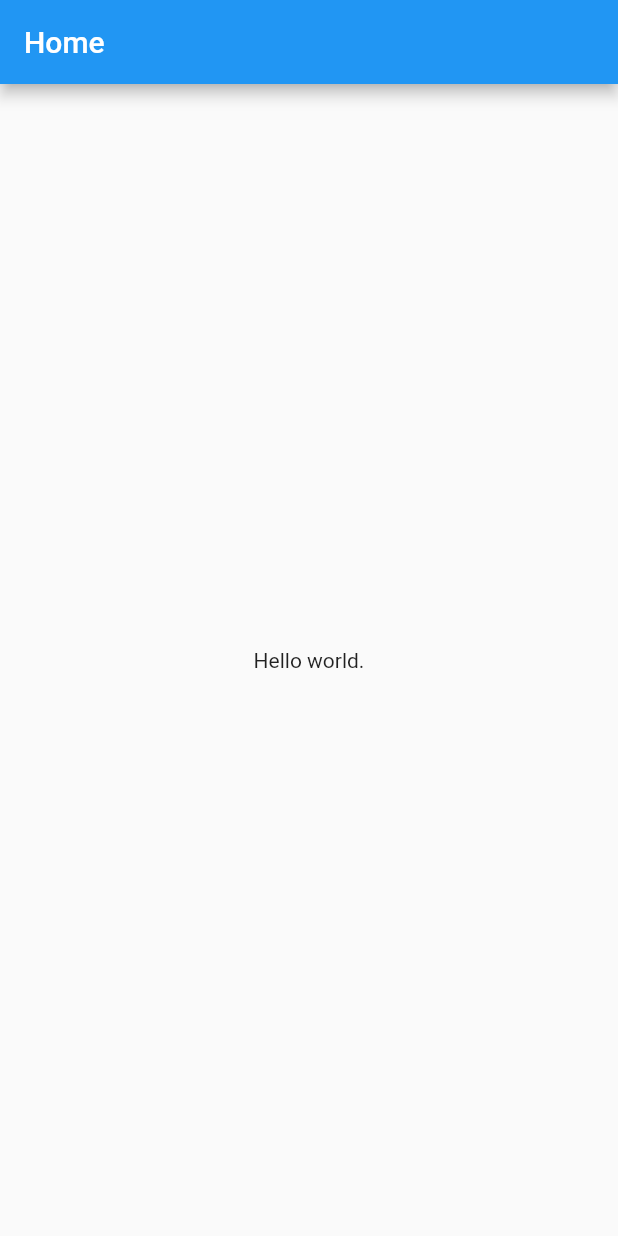
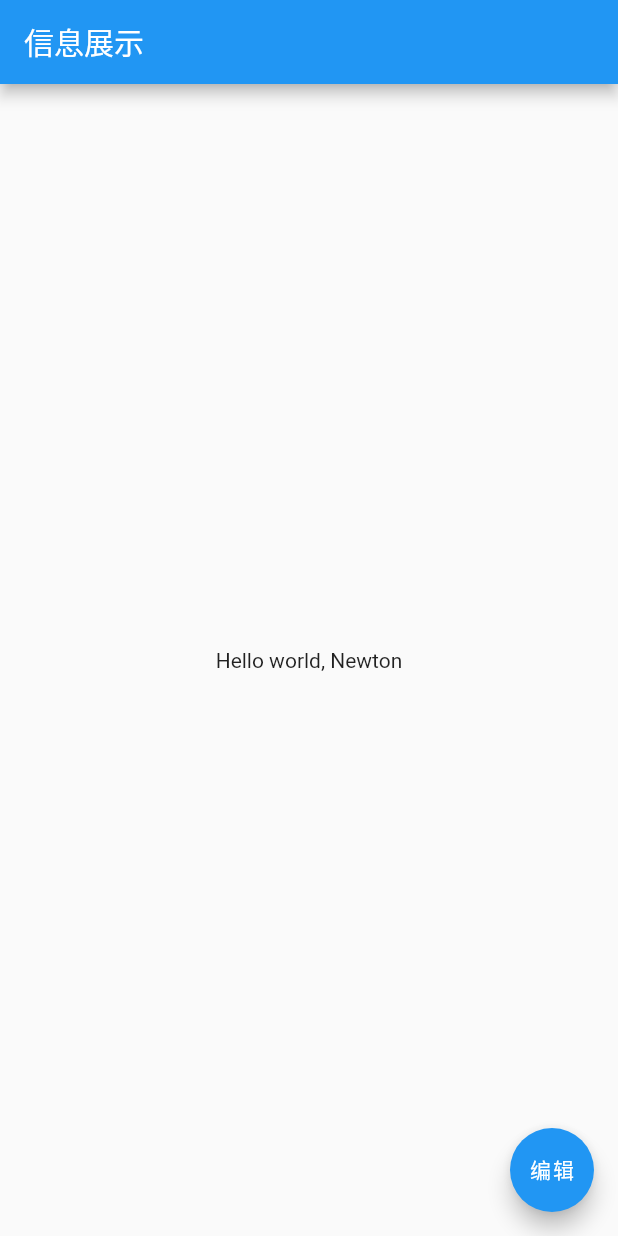
Before and after one commit to MarshalW/flutter_examples, a Flutter app: the screen it shows after launch, on a phone screen of 412 x 824 dp. Run offline on Flutter 3.47's test engine with Material 2 defaults, Android fonts, the phone set to English and light mode, and no system bars.

Commit message:
finished homework

```diff
--- a/lib/main.dart
+++ b/lib/main.dart
@@ -1,31 +1,103 @@
+// https://medium.com/@mehmetf_71205/inheriting-widgets-b7ac56dbbeb1
+// 上述链接文章，了解了navigator会造成不能直接得到inheritedWidget，建议是用url传参（当然我没这么做）
+// ---
+// https://stackoverflow.com/questions/49328362/get-access-to-the-context-of-inheritedwidget/49329255#49329255
+// 上述链接的回答讲了怎么在navigator之间共享inheritedWidget
+
 import 'package:flutter/material.dart';
 
 void main() => runApp(MyApp());
 
-class MyApp extends StatelessWidget {
+class MyApp extends StatefulWidget {
+  @override
+  MyAppState createState() {
+    return MyAppState();
+  }
+
+  static MyAppState of(BuildContext context){
+    return (context.inheritFromWidgetOfExactType(MyState) as MyState).data;
+  }
+}
+
+class MyAppState extends State<MyApp> {
+
+  String userName='Newton';
+
+  void update({userName}){
+    setState(() {
+      this.userName=userName;
+    });
+  }
+
   @override
   Widget build(BuildContext context) {
     return MaterialApp(
-      home: AppPage(),
+      home: ShowInfoPage(),
+      builder: (context, child) {
+        return new MyState(
+          data: this,
+          child: child,
+        );
+      },
     );
   }
 }
 
-class AppPage extends StatefulWidget {
+class MyState extends InheritedWidget {
+  MyState({Key key,this.data, Widget child})
+      : super(key: key, child: child);
+
+//  final String userName;
+
+  final MyAppState data;
+
   @override
-  _AppPageState createState() => _AppPageState();
+  bool updateShouldNotify(MyState oldWidget) {
+    return oldWidget != this;
+  }
 }
 
-class _AppPageState extends State<AppPage> {
-
+class ShowInfoPage extends StatelessWidget {
   @override
   Widget build(BuildContext context) {
+    final data=MyApp.of(context);
     return Scaffold(
       appBar: AppBar(
-        title: Text("Home"),
+        title: Text('信息展示'),
       ),
       body: Center(
-        child: Text('Hello world.'),
+        child: Text('Hello world, ${data.userName}'),
+      ),
+      floatingActionButton: FloatingActionButton(
+          child: Text('编辑'),
+          onPressed: () {
+            Navigator.push(context,
+                MaterialPageRoute(builder: (context) => EditInfoPage()));
+          }),
+    );
+  }
+}
+
+class EditInfoPage extends StatelessWidget {
+  @override
+  Widget build(BuildContext context) {
+    final data=MyApp.of(context);
+    return Scaffold(
+      body: Center(
+        child: Text('User name: ${data.userName}'),
+      ),
+      appBar: AppBar(
+        title: Text('信息编辑'),
+      ),
+      floatingActionButton: FloatingActionButton(
+        child: Text('改变'),
+        onPressed: (){
+          var userName='Smith';
+          if(data.userName=='Smith'){
+            userName='Newton';
+          }
+          data.update(userName: userName);
+        },
       ),
     );
   }
```
Also changed, not shown: 2 other files.
